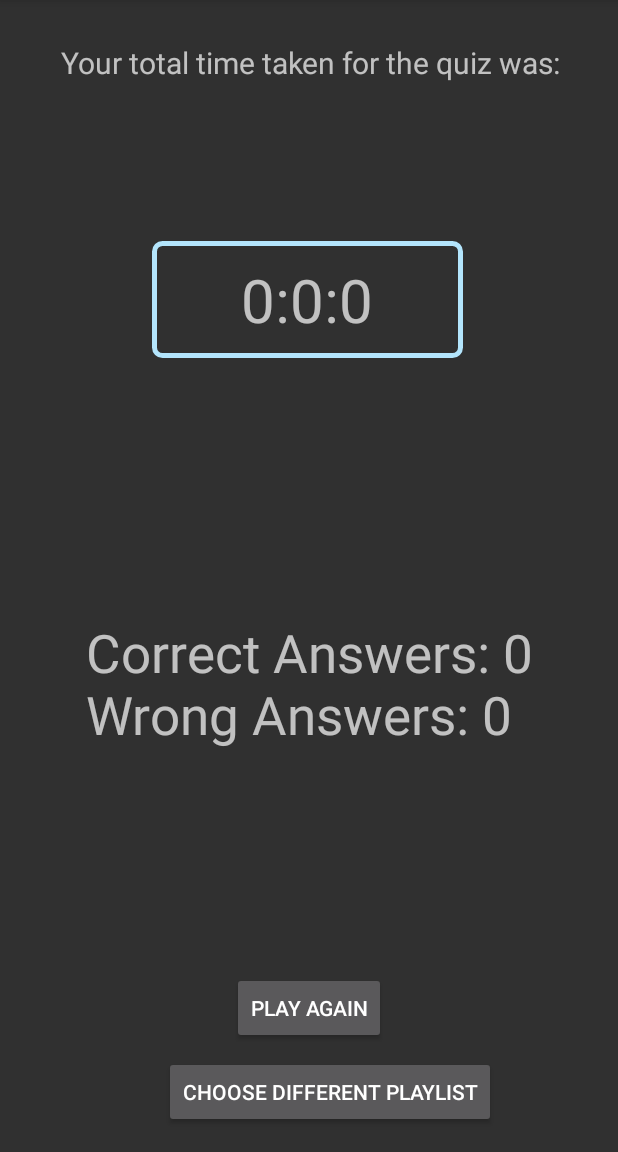
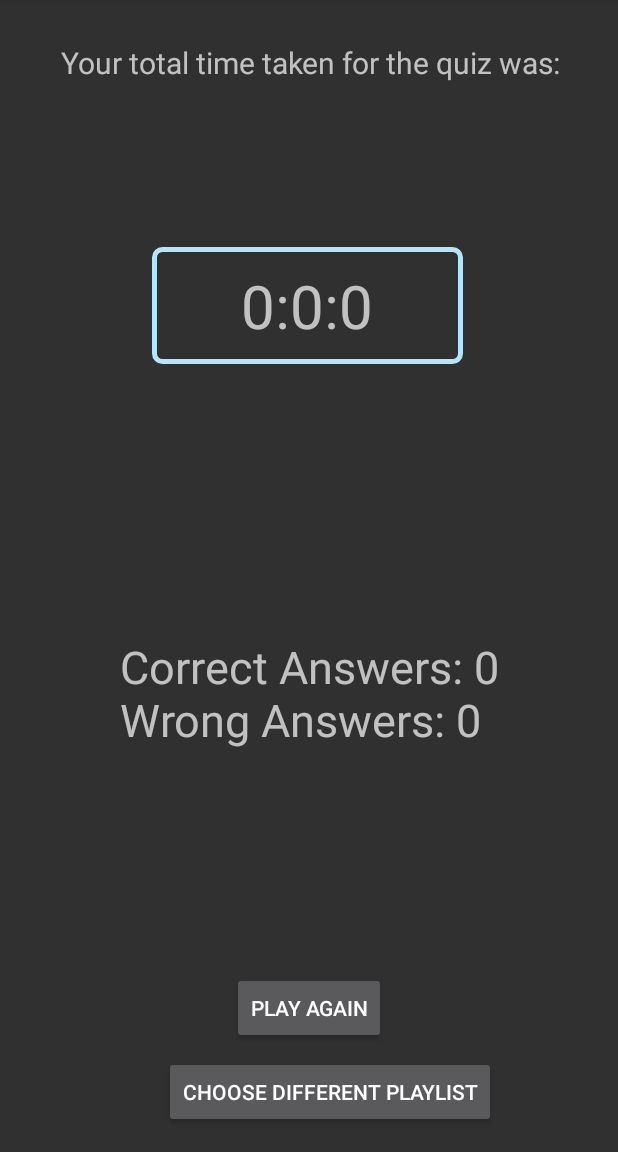
Before and after one commit to nikolaskratz/SpoQ, an Android app: the QuizSummary screen opened directly, with no data from a screen before it, on a phone screen of 412 x 824 dp, the part 84-1236 px from its top. Run offline under Robolectric (Android 15) with nearby library versions, the phone set to English and light mode, and no system bars; 5 statements that could not run were skipped.

Commit message:
design changes on quiz mainly

```diff
--- a/app/src/main/res/layout/activity_quiz_summary.xml
+++ b/app/src/main/res/layout/activity_quiz_summary.xml
@@ -53,7 +53,7 @@
         android:layout_marginRight="8dp"
         android:layout_marginBottom="148dp"
         android:text="TextView"
-        android:textSize="35dp"
+        android:textSize="30dp"
         app:layout_constraintBottom_toTopOf="@+id/playAgainButton"
         app:layout_constraintEnd_toEndOf="parent"
         app:layout_constraintStart_toStartOf="parent" />
```
